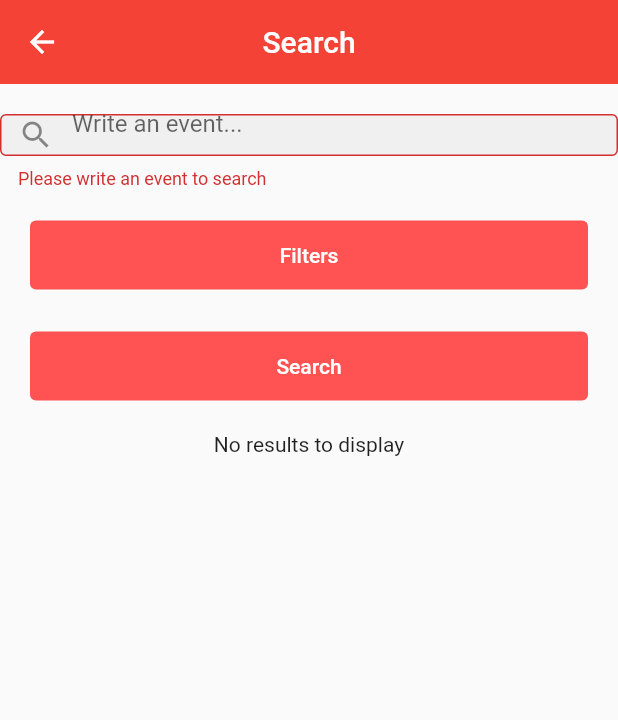
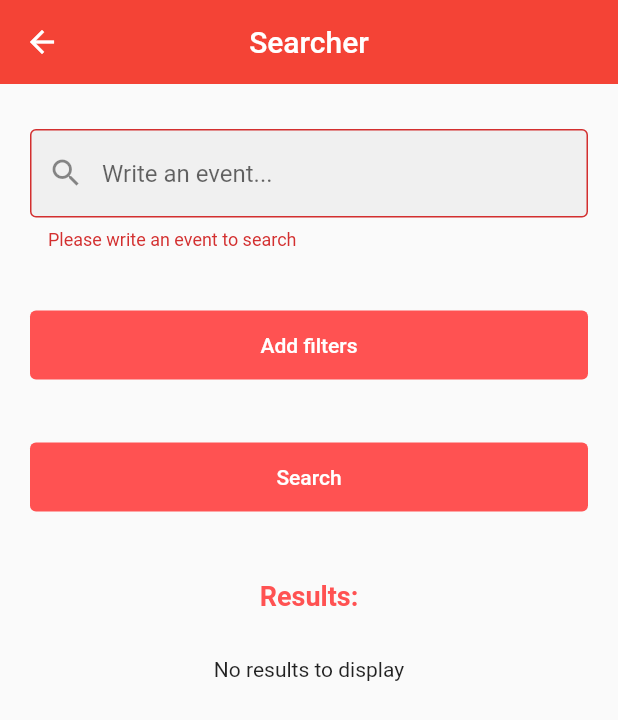
Before and after one commit to guillemalba/ijoin, a Flutter app: the SearchPage screen opened directly, on a phone screen of 412 x 824 dp. Shown: the top 720 px of the screen. Run offline on Flutter 3.47's test engine with Material 2 defaults, Android fonts, the phone set to English and light mode, and no system bars; our stand-ins replace cloud_firestore, curved_navigation_bar, dio, firebase_auth, firebase_core, firebase_database and 2 more; accounts and stored records are empty; network calls fail.

Commit message:
Fixed things on searcher

```diff
--- a/lib/screens/SearchPage.dart
+++ b/lib/screens/SearchPage.dart
@@ -121,7 +121,7 @@ class _SearchState extends State<SearchPage>{
   Widget build(BuildContext context) => Scaffold(
     appBar: AppBar(
       elevation: 0,
-      title: const Text("Search"),
+      title: const Text("Searcher"),
       centerTitle: true,
     ),
     body: Center(
@@ -136,8 +136,8 @@ class _SearchState extends State<SearchPage>{
             children: [
               Container(
                 width: double.infinity,
-                height: 50,
-                margin: const EdgeInsets.only(top: 20.0),
+                height: 100,
+                margin: const EdgeInsets.only(top: 30.0, left: 20, right:20 ),
                 child: SizedBox(
                   child: TextFormField(
                     decoration: const InputDecoration(
@@ -175,11 +175,13 @@ class _SearchState extends State<SearchPage>{
                         onPressed: () {
                           _openAddEntryDialog();
                         },
-                        child: Text('Filters')
+                        child: Text('Add filters')
+
                       ),
                       Row(
                         mainAxisAlignment: MainAxisAlignment.spaceEvenly,
                         children: [
+                          const SizedBox(height: 30),
                           Text((() {
                             if(location != null) {
                               return location + ' - ';
@@ -218,6 +220,7 @@ class _SearchState extends State<SearchPage>{
                         final isValid = _formKey.currentState?.validate();
                         if (isValid!) {
                           searchEvent(event, locationId, typeId);
+                          const Text("Results:\n");
                           //widget.onSearch(event, location);
                         }
                       },
@@ -225,11 +228,15 @@ class _SearchState extends State<SearchPage>{
                   ),
                 ),
               ),
+              const SizedBox(height: 25),
+              const Text("Results:",style: TextStyle(fontSize: 18, fontWeight: FontWeight.bold, color: Colors.redAccent)),
+              const SizedBox(height: 30),
             ],
           ),
         ),
           _events.isEmpty ? Text('No results to display')
           : Expanded(
+            //child: const Text("hola"),
             child: ListView.builder(
               controller: _controller,//new line
               itemCount: _events.length,
```
Also changed, not shown: lib/screens/EventsDetail.dart (+5 -4 lines), lib/screens/HomePage.dart (+5 -4 lines).
